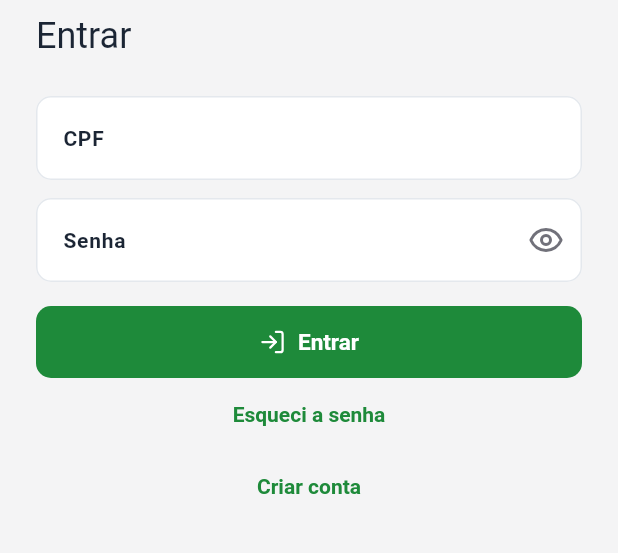
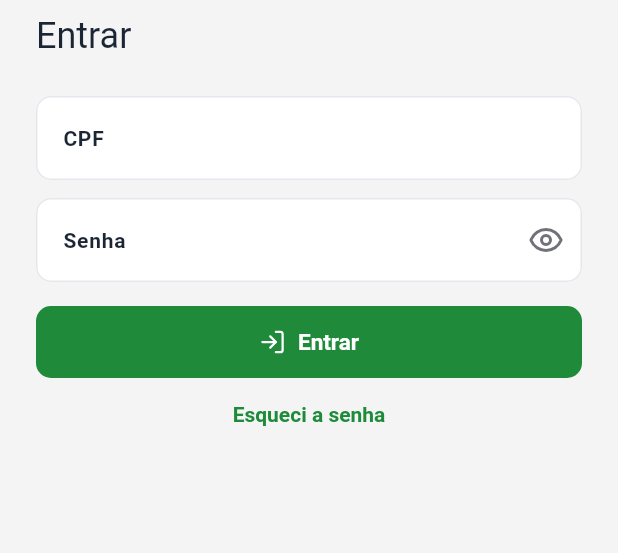
Before and after one commit to TSC-DEV-2026/sistemaponto, a Flutter app: the screen it shows after launch, on a phone screen of 412 x 824 dp, the part 72-625 px from its top. Run offline on Flutter 3.47's test engine with Material 3 defaults, Android fonts, the phone set to English and light mode, and no system bars; our stand-ins replace camera, dio, flutter_dotenv, flutter_riverpod, flutter_secure_storage, freezed_annotation and 4 more; missing offline and left inert: google_mlkit_face_detection, mobile_scanner, onnxruntime; accounts and stored records are empty.

Commit message:
feat(mobile): tira a criação de conta da tela de entrar (#112)
O app de ponto não mostra mais Criar conta. Esqueci a senha permanece.

Co-authored-by: Cursor <cursoragent@cursor.com>

```diff
--- a/mobile/lib/features/auth/presentation/screens/login_screen.dart
+++ b/mobile/lib/features/auth/presentation/screens/login_screen.dart
@@ -82,7 +82,6 @@ class _LoginScreenState extends ConsumerState<LoginScreen> {
             const SizedBox(height: 16),
             BusyButton(onPressed: _submit, icon: LucideIcons.logIn, label: 'Entrar'),
             TextButton(onPressed: () => context.go('/forgot-password'), child: const Text('Esqueci a senha')),
-            TextButton(onPressed: () => context.go('/register'), child: const Text('Criar conta')),
           ],
         ),
       ),
```
Also changed, not shown: 1 other file.
